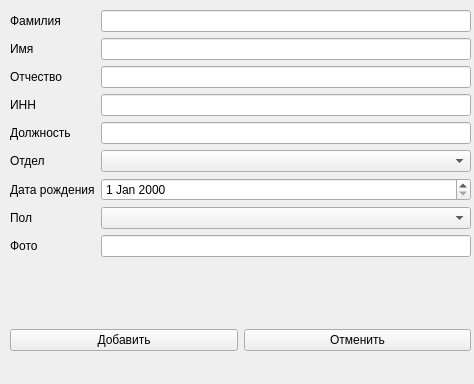
Above: employer.ui from AlexanderChck/git_project1 before the change. Below: the same form after it.
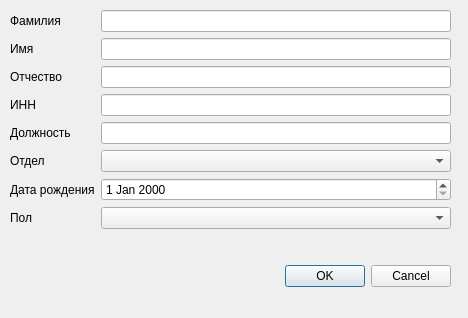
That is the form after the change.

```diff
--- a/employer.ui
+++ b/employer.ui
@@ -1,29 +1,43 @@
 <?xml version="1.0" encoding="UTF-8"?>
 <ui version="4.0">
- <class>Form</class>
- <widget class="QWidget" name="Form">
+ <class>dialog</class>
+ <widget class="QDialog" name="dialog">
   <property name="geometry">
    <rect>
     <x>0</x>
     <y>0</y>
-    <width>474</width>
-    <height>384</height>
+    <width>468</width>
+    <height>318</height>
    </rect>
   </property>
   <property name="windowTitle">
    <string>Добавление сотрудника</string>
   </property>
-  <widget class="QWidget" name="verticalLayoutWidget">
+  <widget class="QDialogButtonBox" name="btn_result">
+   <property name="geometry">
+    <rect>
+     <x>110</x>
+     <y>260</y>
+     <width>341</width>
+     <height>32</height>
+    </rect>
+   </property>
+   <property name="orientation">
+    <enum>Qt::Horizontal</enum>
+   </property>
+   <property name="standardButtons">
+    <set>QDialogButtonBox::Cancel|QDialogButtonBox::Ok</set>
+   </property>
+  </widget>
+  <widget class="QWidget" name="layoutWidget">
    <property name="geometry">
     <rect>
      <x>10</x>
      <y>10</y>
-     <width>461</width>
-     <height>341</height>
+     <width>441</width>
+     <height>241</height>
     </rect>
    </property>
-   <layout class="QVBoxLayout" name="verticalLayout">
-    <item>
      <layout class="QFormLayout" name="formLayout">
       <item row="0" column="0">
        <widget class="QLabel" name="label">
@@ -119,6 +133,9 @@
         </property>
        </widget>
       </item>
+    <item row="5" column="1">
+     <widget class="QComboBox" name="cbx_dep"/>
+    </item>
       <item row="6" column="0">
        <widget class="QLabel" name="label_5">
         <property name="sizePolicy">
@@ -132,6 +149,9 @@
         </property>
        </widget>
       </item>
+    <item row="6" column="1">
+     <widget class="QDateEdit" name="Bdate_inpt"/>
+    </item>
       <item row="7" column="0">
        <widget class="QLabel" name="label_6">
         <property name="sizePolicy">
@@ -145,68 +165,10 @@
         </property>
        </widget>
       </item>
-      <item row="8" column="0">
-       <widget class="QLabel" name="label_7">
-        <property name="enabled">
-         <bool>true</bool>
-        </property>
-        <property name="sizePolicy">
-         <sizepolicy hsizetype="MinimumExpanding" vsizetype="Preferred">
-          <horstretch>0</horstretch>
-          <verstretch>0</verstretch>
-         </sizepolicy>
-        </property>
-        <property name="text">
-         <string>Фото</string>
-        </property>
-       </widget>
-      </item>
-      <item row="8" column="1">
-       <widget class="QLineEdit" name="photo_inpt"/>
-      </item>
-      <item row="5" column="1">
-       <widget class="QComboBox" name="cbx_dep"/>
-      </item>
-      <item row="6" column="1">
-       <widget class="QDateEdit" name="Bdate_inpt"/>
-      </item>
       <item row="7" column="1">
        <widget class="QComboBox" name="cbx_gender"/>
       </item>
      </layout>
-    </item>
-    <item>
-     <layout class="QHBoxLayout" name="horizontalLayout">
-      <item>
-       <widget class="QPushButton" name="btn_addedit">
-        <property name="text">
-         <string>Добавить</string>
-        </property>
-       </widget>
-      </item>
-      <item>
-       <widget class="QPushButton" name="btn_close">
-        <property name="text">
-         <string>Отменить</string>
-        </property>
-       </widget>
-      </item>
-     </layout>
-    </item>
-   </layout>
-  </widget>
-  <widget class="QLabel" name="_error_lbl">
-   <property name="geometry">
-    <rect>
-     <x>10</x>
-     <y>360</y>
-     <width>55</width>
-     <height>16</height>
-    </rect>
-   </property>
-   <property name="text">
-    <string/>
-   </property>
   </widget>
  </widget>
  <resources/>
```
Left out of the diff: 35 changed lines with no effect on the pictures. Lines whose indentation alone changed are shown as unchanged.
